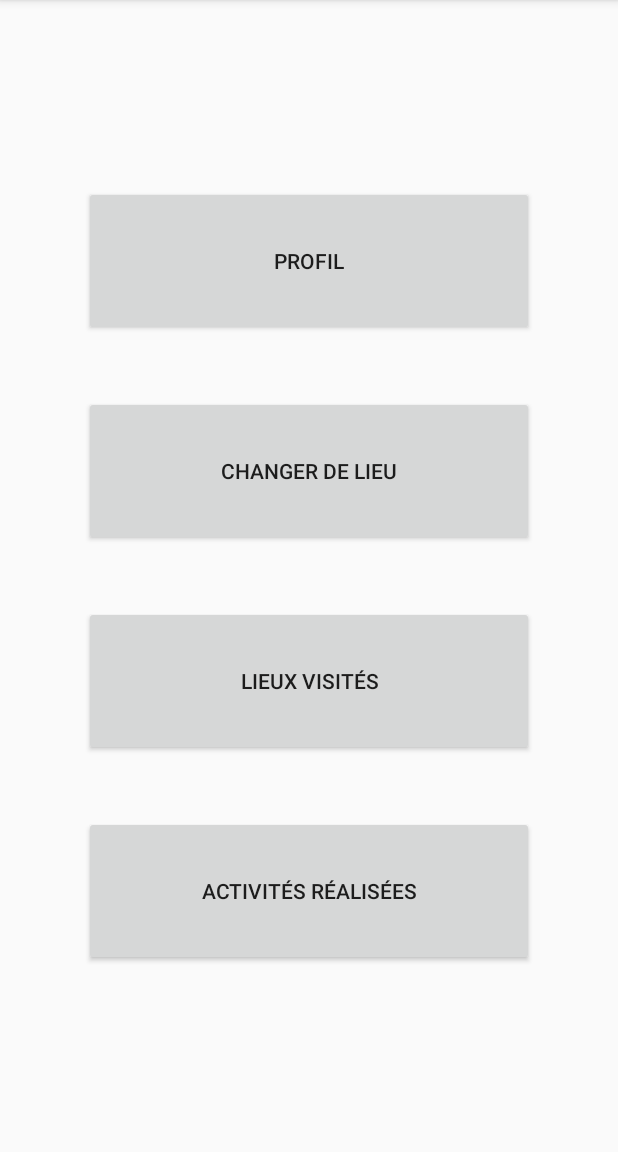
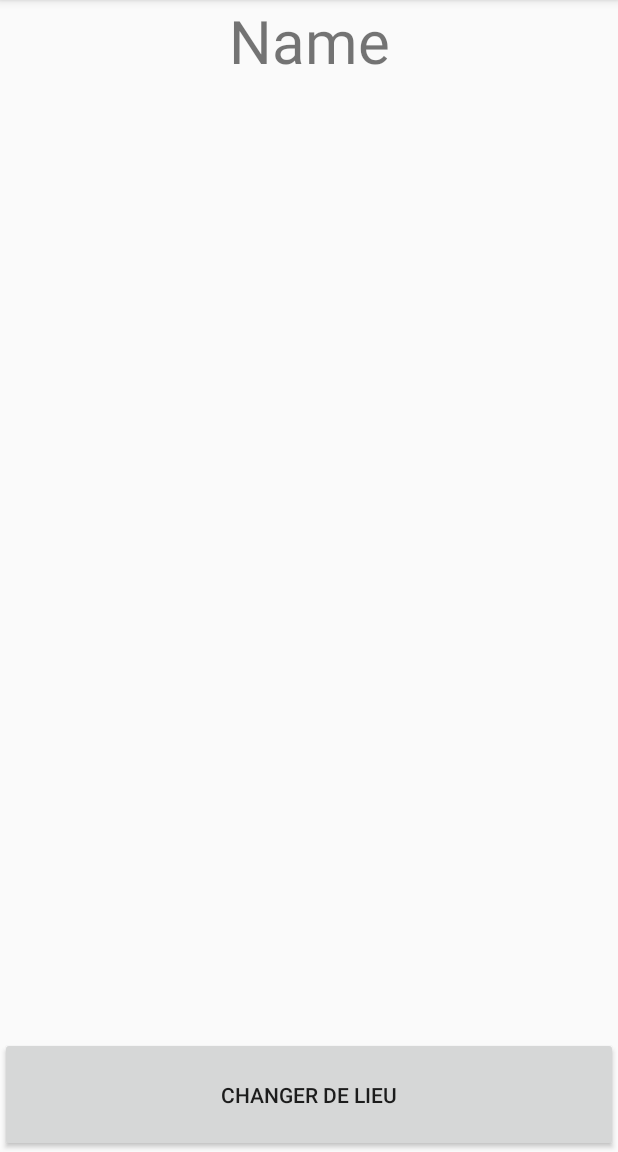
Before and after one commit to Arkadamus/JeuDePiste, an Android app: the Options screen opened directly, with no data from a screen before it, on a phone screen of 412 x 824 dp, the part 84-1236 px from its top. Run offline under Robolectric (Android 15) with nearby library versions, the phone set to English and light mode, and no system bars.

Commit message:
Activité Option finie avec la listView des lieux

```diff
--- a/app/src/main/java/com/example/testmap/CLieu.java
+++ b/app/src/main/java/com/example/testmap/CLieu.java
@@ -1,6 +1,4 @@
 package com.example.testmap;
-
-import com.google.android.gms.maps.model.LatLng;
 
 import java.io.Serializable;
 
--- a/app/src/main/java/com/example/testmap/Options.java
+++ b/app/src/main/java/com/example/testmap/Options.java
@@ -2,16 +2,25 @@ package com.example.testmap;
 
 import androidx.appcompat.app.AppCompatActivity;
 
+import android.content.Context;
 import android.content.Intent;
 import android.os.Bundle;
 import android.view.View;
+import android.widget.ArrayAdapter;
 import android.widget.Button;
+import android.widget.ListView;
+import android.widget.TextView;
+
+import java.util.ArrayList;
+import java.util.List;
 
 public class Options extends AppCompatActivity {
 
     private CProfile cProfile;
 
     private Button btnChangerLieu;
+    private ListView lvProfil;
+    private TextView tvName;
 
     @Override
     protected void onCreate(Bundle savedInstanceState) {
@@ -19,24 +28,47 @@ public class Options extends AppCompatActivity {
         setContentView(R.layout.activity_options);
 
         btnChangerLieu = (Button) findViewById(R.id.btnChangerLieu);
+        lvProfil = (ListView) findViewById(R.id.lvProfil);
+        tvName = (TextView) findViewById(R.id.tvName);
 
         btnChangerLieu.setOnClickListener(new View.OnClickListener() {
             @Override
             public void onClick(View v) {
-                String message = "Nouveau lieu";
-                Intent intent=new Intent();
-                intent.putExtra("NvLieu",message);
-                setResult(1,intent);//pour dire de générer un nouveau cLieu
-                finish();
+                ChangerLieu();
             }
         });
 
-        String temp = getIntent().getStringExtra("nomJoueur");
+        String tmpNom = getIntent().getStringExtra("nomJoueur");
         CSave save = Serialize.Deserialization(this, "SaveCluedOrleans.ser");
-        if (save != null && temp != null)
+        if (save != null && tmpNom != null) {
             for (CProfile profile : save.getM_listProfile()) {
-                if (profile.equals(temp))
+                if (profile.getM_nom().equals(tmpNom))
                     cProfile = profile;
             }
+
+            if (cProfile != null) {
+                tvName.setText(cProfile.getM_nom());
+                SetListView();
+            }
+        }
+    }
+
+    ///Buttons
+    public void ChangerLieu() {
+        String message = "Nouveau lieu";
+        Intent intent = new Intent();
+        intent.putExtra("NvLieu", message);
+        setResult(1, intent);//pour dire de générer un nouveau cLieu
+        finish();
+    }
+
+    ///Méthodes autres
+    public void SetListView() {
+        ArrayList<CLieu> listLieu = new ArrayList<CLieu>();
+        CLieuAdapter adapter = new CLieuAdapter(this, listLieu);
+        lvProfil.setAdapter(adapter);
+
+        adapter.add(new CLieu("Lieu 1", 42.0005, 42.0005, CPreuve.GeneratePreuve()));
+        adapter.add(new CLieu("Lieu 2", 75.0002, 75.0002, CPreuve.GeneratePreuve()));
     }
 }
--- a/app/src/main/res/layout/activity_options.xml
+++ b/app/src/main/res/layout/activity_options.xml
@@ -2,48 +2,44 @@
 <LinearLayout xmlns:android="http://schemas.android.com/apk/res/android"
     android:layout_width="match_parent"
     android:layout_height="match_parent"
-    android:gravity="center"
+    android:gravity="bottom"
     android:orientation="vertical">
 
-    <Button
-        android:id="@+id/btnProfil"
-        android:layout_width="300dp"
-        android:layout_height="100dp"
-        android:layout_marginTop="20dp"
-        android:layout_marginBottom="20dp"
-        android:text="Profil">
+    <LinearLayout
+        android:layout_weight="1"
+        android:layout_width="match_parent"
+        android:layout_height="match_parent"
+        android:orientation="vertical">
 
-    </Button>
+        <TextView
+            android:id="@+id/tvName"
+            android:layout_width="match_parent"
+            android:layout_height="50dp"
+            android:gravity="center_horizontal"
+            android:text="Name"
+            android:textSize="40dp">
+        </TextView>
 
-    <Button
-        android:id="@+id/btnChangerLieu"
-        android:layout_width="300dp"
-        android:layout_height="100dp"
-        android:layout_marginTop="20dp"
-        android:layout_marginBottom="20dp"
-        android:text="Changer de lieu">
+        <ListView
+            android:id="@+id/lvProfil"
+            android:layout_width="match_parent"
+            android:layout_height="match_parent"
+            android:scrollbars="vertical">
 
-    </Button>
+        </ListView>
 
-    <Button
-        android:id="@+id/btnLieuxVisites"
-        android:layout_width="300dp"
-        android:layout_height="100dp"
-        android:layout_marginTop="20dp"
-        android:layout_marginBottom="20dp"
-        android:text="Lieux visités">
+    </LinearLayout>
 
-    </Button>
+    <LinearLayout
+        android:layout_weight="9"
+        android:layout_width="match_parent"
+        android:layout_height="match_parent">
 
-    <Button
-        android:id="@+id/btnActivitesRealisees"
-        android:layout_width="300dp"
-        android:layout_height="100dp"
-        android:layout_marginTop="20dp"
-        android:layout_marginBottom="20dp"
-        android:text="Activités réalisées">
-
-    </Button>
-
+        <Button
+            android:id="@+id/btnChangerLieu"
+            android:layout_width="match_parent"
+            android:layout_height="match_parent"
+            android:text="Changer de lieu"></Button>
+    </LinearLayout>
 
 </LinearLayout>
```
Also changed, not shown: app/src/main/java/com/example/testmap/CLieuAdapter.java (added, +33 -0 lines), app/src/main/java/com/example/testmap/CPreuve.java (+3 -37 lines), app/src/main/java/com/example/testmap/CProfile.java (+1 -14 lines), app/src/main/java/com/example/testmap/MainActivity.java (+8 -10 lines), app/src/main/res/layout/item_lieu.xml (added, +19 -0 lines).
